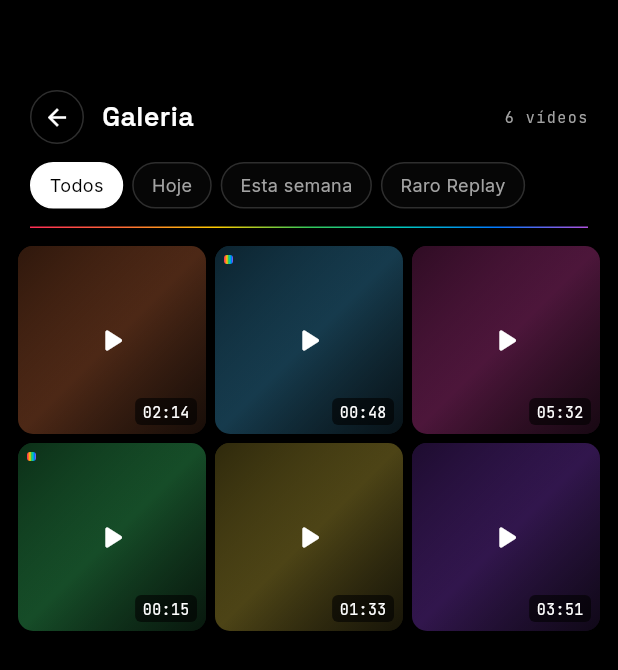
After one commit to ZenniTTy/raro.com, a Flutter app: the GalleryScreen screen opened by its route, on a phone screen of 412 x 824 dp. The commit adds this screen. Shown: the top 670 px of the screen. Run offline on Flutter 3.47's test engine with Material 3 defaults, Android fonts, the phone set to English and light mode, and no system bars; our stand-ins replace firebase_analytics, flutter_riverpod, freezed_annotation, go_router, permission_handler, riverpod_annotation and 1 more; missing offline and left inert: theme_tailor_annotation; accounts and stored records are empty; generated files the repository leaves out were written again.

Commit message:
feat(gallery): p07 galeria com grid mock + filtros client-side
Galeria fiel ao protótipo, substituindo o stub da Task E, + wire do router
ligando settings (p06) e gallery (p07) reais no walking skeleton.

Camada:
- VideoEntity (freezed) com formattedDuration mm:ss; thumbnailHue (gradiente
  gerado por HSL, conforme protótipo — sem assets PNG).
- GalleryFilter enum (Todos/Hoje/Esta semana/Raro Replay) com apply(now:)
  puro e testável; filtro de data por dia e por semana ISO (segunda-início).
- videoList provider (6 mocks com recordedAt realistas pros filtros
  funcionarem) + GalleryFilterController — ponto de swap pro Sprint 2.

UI:
- Header com contagem "N vídeos", filter pills, grid 3-col de thumbnails
  (gradiente + play + badge duração + marcador replay rainbow).
- Router: stubs settings/gallery → telas reais; novos stubs paywall (p09)
  e preview/:id (p08) pra Task G. 2 nav-tests atualizados pras telas reais.

20 testes novos. design-fidelity 13/13 PASS. Suíte completa 155/155.

Sprint 1 / Task F (F2).

```diff
--- /dev/null
+++ b/apps/mobile/lib/features/gallery/domain/gallery_filter.dart
@@ -0,0 +1,41 @@
+import 'package:raro_mobile/features/gallery/domain/video_entity.dart';
+
+enum GalleryFilter {
+  all('Todos'),
+  today('Hoje'),
+  thisWeek('Esta semana'),
+  raroReplay('Raro Replay');
+
+  const GalleryFilter(this.label);
+
+  final String label;
+
+  List<VideoEntity> apply(List<VideoEntity> videos, {required DateTime now}) {
+    return switch (this) {
+      GalleryFilter.all => List.unmodifiable(videos),
+      GalleryFilter.today =>
+        videos
+            .where((v) => _isSameDay(v.recordedAt, now))
+            .toList(growable: false),
+      GalleryFilter.thisWeek =>
+        videos
+            .where((v) => _isSameWeek(v.recordedAt, now))
+            .toList(growable: false),
+      GalleryFilter.raroReplay =>
+        videos.where((v) => v.isReplay).toList(growable: false),
+    };
+  }
+
+  static bool _isSameDay(DateTime a, DateTime b) =>
+      a.year == b.year && a.month == b.month && a.day == b.day;
+
+  static bool _isSameWeek(DateTime date, DateTime now) {
+    final startOfWeek = _startOfDay(
+      now,
+    ).subtract(Duration(days: now.weekday - 1));
+    final endOfWeek = startOfWeek.add(const Duration(days: 7));
+    return !date.isBefore(startOfWeek) && date.isBefore(endOfWeek);
+  }
+
+  static DateTime _startOfDay(DateTime d) => DateTime(d.year, d.month, d.day);
+}
--- /dev/null
+++ b/apps/mobile/lib/features/gallery/domain/video_entity.dart
@@ -0,0 +1,23 @@
+import 'package:freezed_annotation/freezed_annotation.dart';
+
+part 'video_entity.freezed.dart';
+
+@freezed
+abstract class VideoEntity with _$VideoEntity {
+  const factory VideoEntity({
+    required String id,
+    required String name,
+    required Duration duration,
+    required DateTime recordedAt,
+    required bool isReplay,
+    required int thumbnailHue,
+  }) = _VideoEntity;
+
+  const VideoEntity._();
+
+  String get formattedDuration {
+    final minutes = duration.inMinutes.remainder(60).toString().padLeft(2, '0');
+    final seconds = duration.inSeconds.remainder(60).toString().padLeft(2, '0');
+    return '$minutes:$seconds';
+  }
+}
--- /dev/null
+++ b/apps/mobile/lib/features/gallery/presentation/gallery_screen.dart
@@ -0,0 +1,178 @@
+import 'package:flutter/material.dart';
+import 'package:flutter_riverpod/flutter_riverpod.dart';
+import 'package:raro_mobile/core/theme/raro_fonts.dart';
+import 'package:raro_mobile/core/theme/raro_gradients.dart';
+import 'package:raro_mobile/core/theme/raro_theme.dart';
+import 'package:raro_mobile/features/gallery/application/video_list_provider.dart';
+import 'package:raro_mobile/features/gallery/domain/gallery_filter.dart';
+import 'package:raro_mobile/features/gallery/domain/video_entity.dart';
+import 'package:raro_mobile/features/gallery/presentation/widgets/filter_pill.dart';
+import 'package:raro_mobile/features/gallery/presentation/widgets/video_thumbnail.dart';
+
+class GalleryScreen extends ConsumerWidget {
+  const GalleryScreen({
+    super.key,
+    required this.onBack,
+    required this.onOpenVideo,
+  });
+
+  final VoidCallback onBack;
+  final ValueChanged<String> onOpenVideo;
+
+  @override
+  Widget build(BuildContext context, WidgetRef ref) {
+    final colors = Theme.of(context).extension<RaroColors>()!;
+    final videosAsync = ref.watch(videoListProvider);
+
+    return Scaffold(
+      backgroundColor: colors.bgDeep,
+      body: videosAsync.when(
+        loading: () => const Center(child: CircularProgressIndicator()),
+        error: (_, _) => const SizedBox.shrink(),
+        data: (videos) => _GalleryBody(
+          videos: videos,
+          onBack: onBack,
+          onOpenVideo: onOpenVideo,
+        ),
+      ),
+    );
+  }
+}
+
+class _GalleryBody extends ConsumerWidget {
+  const _GalleryBody({
+    required this.videos,
+    required this.onBack,
+    required this.onOpenVideo,
+  });
+
+  final List<VideoEntity> videos;
+  final VoidCallback onBack;
+  final ValueChanged<String> onOpenVideo;
+
+  @override
+  Widget build(BuildContext context, WidgetRef ref) {
+    final filter = ref.watch(galleryFilterControllerProvider);
+    final visible = filter.apply(videos, now: DateTime.now());
+
+    return Column(
+      children: [
+        _Header(count: videos.length, onBack: onBack),
+        _FilterBar(selected: filter),
+        const _GradLineThin(),
+        Expanded(
+          child: GridView.builder(
+            padding: const EdgeInsets.fromLTRB(12, 12, 12, 40),
+            gridDelegate: const SliverGridDelegateWithFixedCrossAxisCount(
+              crossAxisCount: 3,
+              mainAxisSpacing: 6,
+              crossAxisSpacing: 6,
+            ),
+            itemCount: visible.length,
+            itemBuilder: (context, index) {
+              final video = visible[index];
+              return VideoThumbnail(
+                key: ValueKey(video.id),
+                video: video,
+                onTap: () => onOpenVideo(video.id),
+              );
+            },
+          ),
+        ),
+      ],
+    );
+  }
+}
+
+class _Header extends StatelessWidget {
+  const _Header({required this.count, required this.onBack});
+
+  final int count;
+  final VoidCallback onBack;
+
+  @override
+  Widget build(BuildContext context) {
+    final colors = Theme.of(context).extension<RaroColors>()!;
+    return Padding(
+      padding: const EdgeInsets.fromLTRB(20, 60, 20, 12),
+      child: Row(
+        children: [
+          GestureDetector(
+            key: const Key('gallery_back_button'),
+            onTap: onBack,
+            child: Container(
+              width: 36,
+              height: 36,
+              decoration: BoxDecoration(
+                shape: BoxShape.circle,
+                border: Border.all(color: colors.borderBright),
+              ),
+              child: Icon(Icons.arrow_back, size: 18, color: colors.ink),
+            ),
+          ),
+          const SizedBox(width: 12),
+          Expanded(
+            child: Text(
+              'Galeria',
+              style: TextStyle(
+                fontFamily: RaroFonts.display,
+                fontSize: 18,
+                fontWeight: FontWeight.w600,
+                color: colors.ink,
+              ),
+            ),
+          ),
+          Text(
+            '$count vídeos',
+            style: TextStyle(
+              fontFamily: RaroFonts.mono,
+              fontSize: 10,
+              letterSpacing: 1,
+              color: colors.inkDim,
+            ),
+          ),
+        ],
+      ),
+    );
+  }
+}
+
+class _FilterBar extends ConsumerWidget {
+  const _FilterBar({required this.selected});
+
+  final GalleryFilter selected;
+
+  @override
+  Widget build(BuildContext context, WidgetRef ref) {
+    return Padding(
+      padding: const EdgeInsets.fromLTRB(20, 0, 20, 12),
+      child: Row(
+        children: [
+          for (final filter in GalleryFilter.values) ...[
+            FilterPill(
+              label: filter.label,
+              active: filter == selected,
+              onTap: () => ref
+                  .read(galleryFilterControllerProvider.notifier)
+                  .select(filter),
+            ),
+            if (filter != GalleryFilter.values.last) const SizedBox(width: 6),
+          ],
+        ],
+      ),
+    );
+  }
+}
+
+class _GradLineThin extends StatelessWidget {
+  const _GradLineThin();
+
+  @override
+  Widget build(BuildContext context) {
+    return Container(
+      height: 1,
+      margin: const EdgeInsets.symmetric(horizontal: 20),
+      decoration: const BoxDecoration(gradient: RaroGradients.rainbow),
+    );
+  }
+}
--- /dev/null
+++ b/apps/mobile/lib/features/gallery/presentation/widgets/filter_pill.dart
@@ -0,0 +1,40 @@
+import 'package:flutter/material.dart';
+import 'package:raro_mobile/core/theme/raro_theme.dart';
+
+class FilterPill extends StatelessWidget {
+  const FilterPill({
+    super.key,
+    required this.label,
+    required this.active,
+    required this.onTap,
+  });
+
+  final String label;
+  final bool active;
+  final VoidCallback onTap;
+
+  @override
+  Widget build(BuildContext context) {
+    final colors = Theme.of(context).extension<RaroColors>()!;
+    return GestureDetector(
+      onTap: onTap,
+      child: Container(
+        padding: const EdgeInsets.symmetric(horizontal: 12, vertical: 6),
+        decoration: BoxDecoration(
+          color: active ? Colors.white : colors.bgElev.withValues(alpha: 0.6),
+          border: Border.all(
+            color: active ? Colors.white : colors.borderBright,
+          ),
+          borderRadius: BorderRadius.circular(999),
+        ),
+        child: Text(
+          label,
+          style: TextStyle(
+            fontSize: 12,
+            color: active ? Colors.black : colors.inkDim,
+          ),
+        ),
+      ),
+    );
+  }
+}
--- /dev/null
+++ b/apps/mobile/lib/features/gallery/presentation/widgets/video_thumbnail.dart
@@ -0,0 +1,107 @@
+import 'package:flutter/material.dart';
+import 'package:raro_mobile/core/theme/raro_fonts.dart';
+import 'package:raro_mobile/core/theme/raro_gradients.dart';
+import 'package:raro_mobile/core/theme/raro_theme.dart';
+import 'package:raro_mobile/features/gallery/domain/video_entity.dart';
+
+class VideoThumbnail extends StatelessWidget {
+  const VideoThumbnail({super.key, required this.video, required this.onTap});
+
+  final VideoEntity video;
+  final VoidCallback onTap;
+
+  @override
+  Widget build(BuildContext context) {
+    final colors = Theme.of(context).extension<RaroColors>()!;
+    final base = HSLColor.fromAHSL(
+      1,
+      video.thumbnailHue.toDouble(),
+      0.7,
+      0.4,
+    ).toColor();
+    return GestureDetector(
+      onTap: onTap,
+      child: ClipRRect(
+        borderRadius: BorderRadius.circular(10),
+        child: AspectRatio(
+          aspectRatio: 1,
+          child: Stack(
+            fit: StackFit.expand,
+            children: [
+              ColoredBox(color: colors.bgElev),
+              DecoratedBox(
+                decoration: BoxDecoration(
+                  backgroundBlendMode: BlendMode.screen,
+                  gradient: LinearGradient(
+                    begin: Alignment.topLeft,
+                    end: Alignment.bottomRight,
+                    colors: [
+                      base.withValues(alpha: 0.55),
+                      base.withValues(alpha: 0.25),
+                    ],
+                  ),
+                ),
+              ),
+              const DecoratedBox(
+                decoration: BoxDecoration(
+                  gradient: LinearGradient(
+                    begin: Alignment.topLeft,
+                    end: Alignment.bottomRight,
+                    colors: [
+                      Colors.black54,
+                      Colors.transparent,
+                      Colors.black54,
+                    ],
+                    stops: [0, 0.5, 1],
+                  ),
+                ),
+              ),
+              const Center(
+                child: Icon(
+                  Icons.play_arrow_rounded,
+                  size: 26,
+                  color: Colors.white,
+                ),
+              ),
+              Positioned(
+                right: 6,
+                bottom: 6,
+                child: Container(
+                  padding: const EdgeInsets.symmetric(
+                    horizontal: 5,
+                    vertical: 2,
+                  ),
+                  decoration: BoxDecoration(
+                    color: Colors.black.withValues(alpha: 0.6),
+                    borderRadius: BorderRadius.circular(4),
+                  ),
+                  child: Text(
+                    video.formattedDuration,
+                    style: const TextStyle(
+                      fontFamily: RaroFonts.mono,
+                      fontSize: 10,
+                      color: Colors.white,
+                    ),
+                  ),
+                ),
+              ),
+              if (video.isReplay)
+                Positioned(
+                  top: 6,
+                  left: 6,
+                  child: Container(
+                    width: 6,
+                    height: 6,
+                    decoration: const BoxDecoration(
+                      gradient: RaroGradients.rainbow,
+                      borderRadius: BorderRadius.all(Radius.circular(2)),
+                    ),
+                  ),
+                ),
+            ],
+          ),
+        ),
+      ),
+    );
+  }
+}
```
Also changed, not shown: apps/mobile/lib/app/router.dart (+21 -5 lines), apps/mobile/lib/features/gallery/application/video_list_provider.dart (added, +70 -0 lines), 5 other files.
